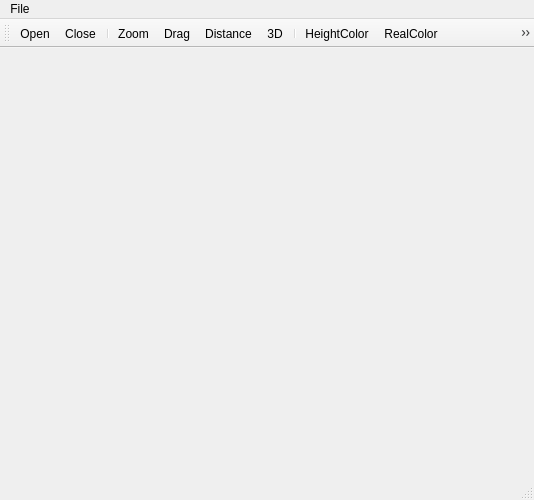
First picture: the form in LaserMap/lasermap.ui, repository eglrp/LaserMap, before the edit.
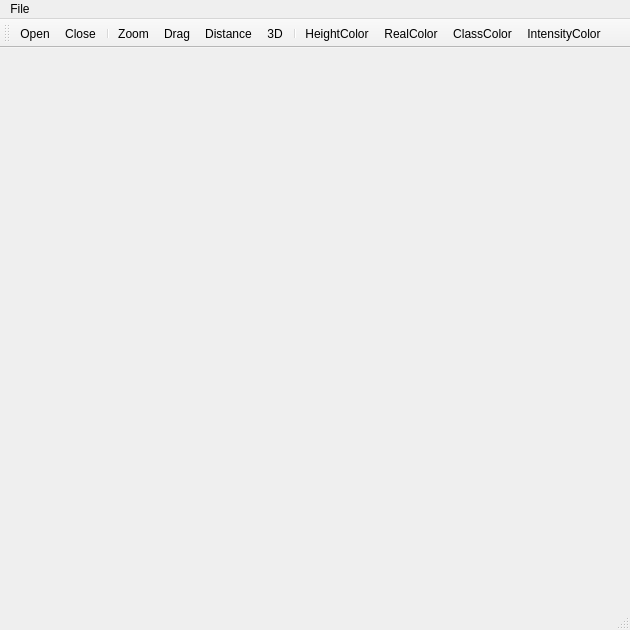
Second picture: the form after the edit.

Diff of the .ui file:
```diff
--- a/LaserMap/lasermap.ui
+++ b/LaserMap/lasermap.ui
@@ -6,14 +6,14 @@
    <rect>
     <x>0</x>
     <y>0</y>
-    <width>534</width>
-    <height>500</height>
+    <width>630</width>
+    <height>630</height>
    </rect>
   </property>
   <property name="minimumSize">
    <size>
-    <width>100</width>
-    <height>100</height>
+    <width>630</width>
+    <height>630</height>
    </size>
   </property>
   <property name="windowTitle">
@@ -27,7 +27,7 @@
     <rect>
      <x>0</x>
      <y>0</y>
-     <width>534</width>
+     <width>630</width>
      <height>21</height>
     </rect>
    </property>
```
